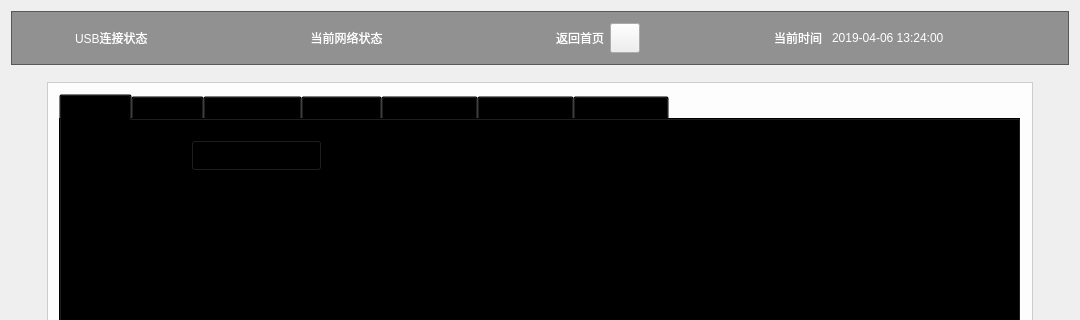
First picture: the form in housekeeperclient.ui, repository fangye945a/housekeeper_client, before the edit; both pictures show x 0 to 1080 and y 0 to 320 of the 1080 by 607 pixel window.
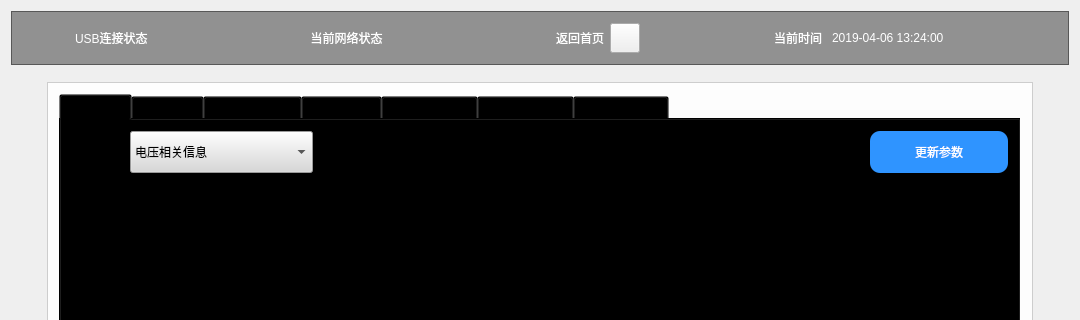
Second picture: the form after the edit. The open tabs and pages were chosen to show the change. Icons and pictures are not drawn.

Commit message: 增加所有参数显示功能

The edit to the form file:
```diff
--- a/housekeeperclient.ui
+++ b/housekeeperclient.ui
@@ -1468,39 +1468,137 @@
                <attribute name="title">
                 <string>终端参数</string>
                </attribute>
-               <widget class="QTableView" name="tableView">
-                <property name="geometry">
-                 <rect>
-                  <x>20</x>
-                  <y>60</y>
-                  <width>911</width>
-                  <height>371</height>
-                 </rect>
-                </property>
-               </widget>
-               <widget class="QComboBox" name="comboBox_2">
-                <property name="geometry">
-                 <rect>
-                  <x>130</x>
-                  <y>20</y>
-                  <width>131</width>
-                  <height>31</height>
-                 </rect>
-                </property>
-               </widget>
-               <widget class="QLabel" name="label_5">
-                <property name="geometry">
-                 <rect>
-                  <x>40</x>
-                  <y>30</y>
-                  <width>72</width>
-                  <height>15</height>
-                 </rect>
-                </property>
-                <property name="text">
-                 <string>参数类型</string>
-                </property>
-               </widget>
+               <layout class="QGridLayout" name="gridLayout_9" rowstretch="1,9" rowminimumheight="0,0">
+                <item row="0" column="0">
+                 <layout class="QHBoxLayout" name="horizontalLayout_28" stretch="7,16,4">
+                  <item>
+                   <layout class="QHBoxLayout" name="horizontalLayout_27" stretch="1,4">
+                    <item>
+                     <widget class="QLabel" name="label_5">
+                      <property name="styleSheet">
+                       <string notr="true">font: 25 14pt &quot;Microsoft YaHei UI Light&quot;;</string>
+                      </property>
+                      <property name="text">
+                       <string>参数类型:</string>
+                      </property>
+                     </widget>
+                    </item>
+                    <item>
+                     <widget class="QComboBox" name="param_type">
+                      <property name="sizePolicy">
+                       <sizepolicy hsizetype="Preferred" vsizetype="Preferred">
+                        <horstretch>0</horstretch>
+                        <verstretch>0</verstretch>
+                       </sizepolicy>
+                      </property>
+                      <property name="styleSheet">
+                       <string notr="true">background-color: rgb(216, 216, 216);
+font: 25 14pt &quot;Microsoft YaHei UI Light&quot;;
+</string>
+                      </property>
+                      <item>
+                       <property name="text">
+                        <string>电压相关信息</string>
+                       </property>
+                      </item>
+                      <item>
+                       <property name="text">
+                        <string>设备相关信息</string>
+                       </property>
+                      </item>
+                      <item>
+                       <property name="text">
+                        <string>TCP连接信息</string>
+                       </property>
+                      </item>
+                      <item>
+                       <property name="text">
+                        <string>周期信息</string>
+                       </property>
+                      </item>
+                      <item>
+                       <property name="text">
+                        <string>状态信息</string>
+                       </property>
+                      </item>
+                      <item>
+                       <property name="text">
+                        <string>波特率信息</string>
+                       </property>
+                      </item>
+                      <item>
+                       <property name="text">
+                        <string>GPS信息</string>
+                       </property>
+                      </item>
+                      <item>
+                       <property name="text">
+                        <string>GSM信息</string>
+                       </property>
+                      </item>
+                      <item>
+                       <property name="text">
+                        <string>历史信息</string>
+                       </property>
+                      </item>
+                      <item>
+                       <property name="text">
+                        <string>版本信息</string>
+                       </property>
+                      </item>
+                     </widget>
+                    </item>
+                   </layout>
+                  </item>
+                  <item>
+                   <spacer name="horizontalSpacer_24">
+                    <property name="orientation">
+                     <enum>Qt::Horizontal</enum>
+                    </property>
+                    <property name="sizeHint" stdset="0">
+                     <size>
+                      <width>40</width>
+                      <height>20</height>
+                     </size>
+                    </property>
+                   </spacer>
+                  </item>
+                  <item>
+                   <widget class="QPushButton" name="pushButton_6">
+                    <property name="sizePolicy">
+                     <sizepolicy hsizetype="Minimum" vsizetype="Preferred">
+                      <horstretch>0</horstretch>
+                      <verstretch>0</verstretch>
+                     </sizepolicy>
+                    </property>
+                    <property name="styleSheet">
+                     <string notr="true">QPushButton:enabled
+{
+	border-radius: 10px;
+	color: rgb(255, 255, 255);
+	font: 75 14pt &quot;Microsoft YaHei UI&quot;;
+	background-color: rgba(47, 148, 255, 255);
+}
+
+QPushButton:hover
+{
+	border-radius: 10px;
+	color: rgb(255, 255, 255);
+	font: 75 14pt &quot;Microsoft YaHei UI&quot;;
+	background-color: rgba(47, 148, 255, 220);
+}</string>
+                    </property>
+                    <property name="text">
+                     <string>更新参数</string>
+                    </property>
+                   </widget>
+                  </item>
+                 </layout>
+                </item>
+                <item row="1" column="0">
+                 <widget class="QTableWidget" name="params_tableWidget"/>
+                </item>
+               </layout>
               </widget>
               <widget class="QWidget" name="tab_2">
                <attribute name="title">
```
Left out of the diff: 22 changed lines with no effect on the pictures. The commit also changes 5 other files.
